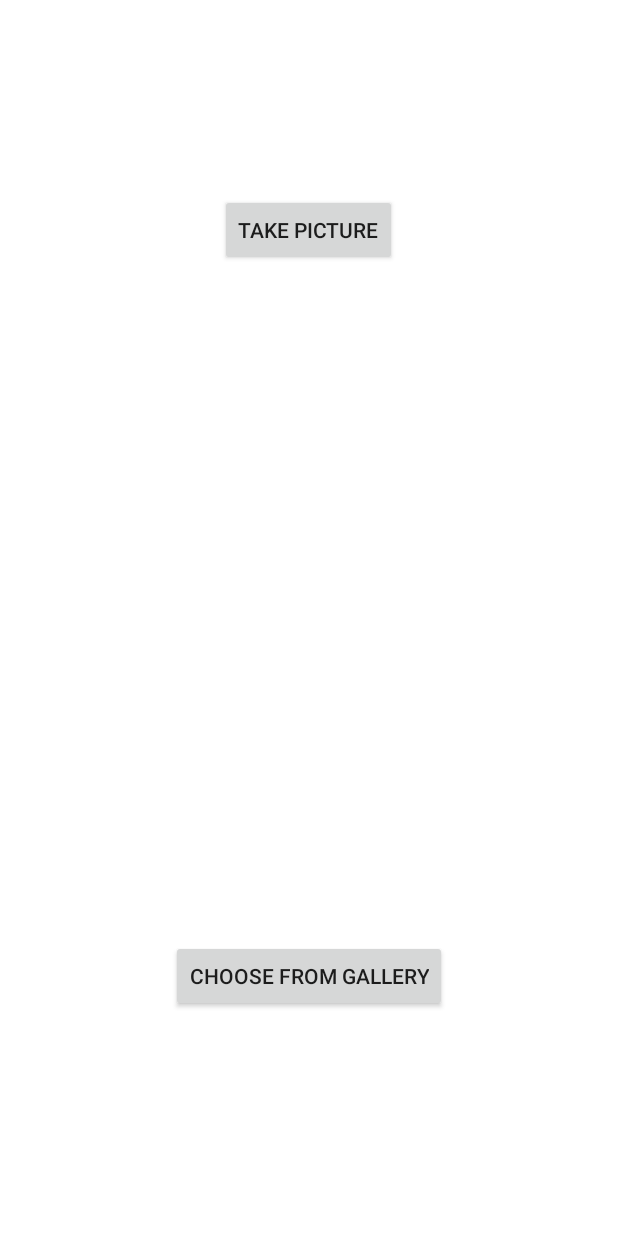
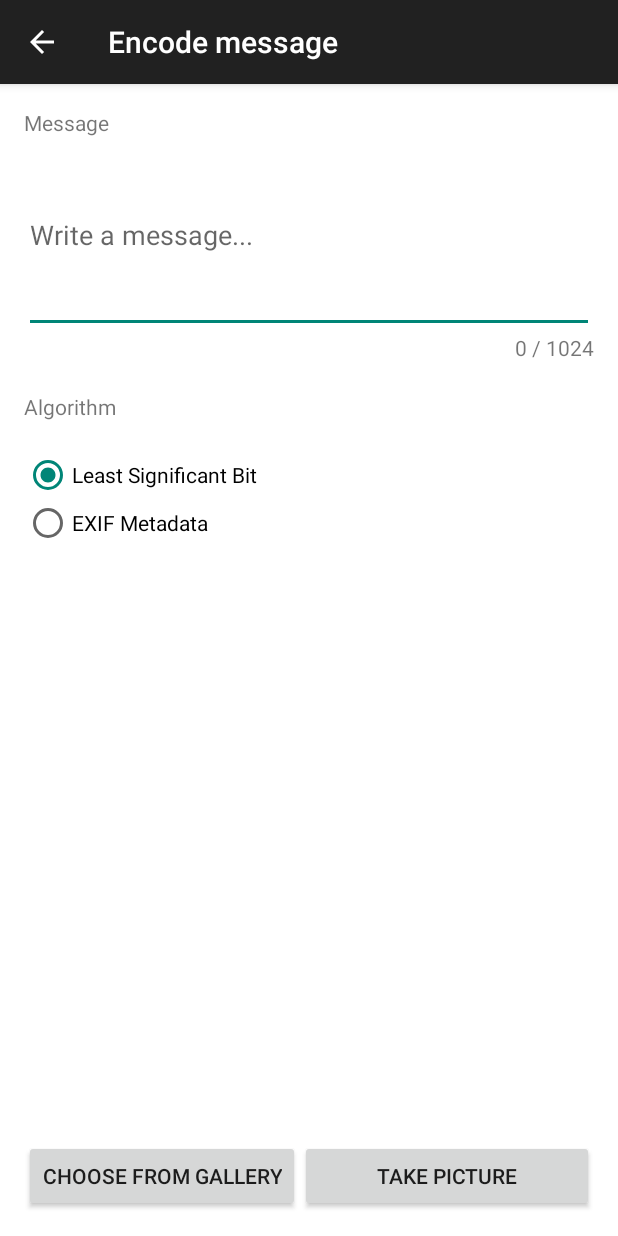
Before and after one commit to Saluki/stegano-app, an Android app: the EncodeActivity screen opened directly, with no data from a screen before it, on a phone screen of 412 x 824 dp. Run offline under Robolectric (Android 15) with nearby library versions, the phone set to English and light mode, and no system bars.

Commit message:
Major layout refactoring for the EncodeActivity

```diff
--- a/app/src/main/AndroidManifest.xml
+++ b/app/src/main/AndroidManifest.xml
@@ -26,7 +26,11 @@
         <activity
             android:name=".domain.EncodeActivity"
             android:label="@string/title_activity_choose_pic"
-            android:theme="@style/AppTheme.NoActionBar" />
+            android:theme="@style/AppTheme"
+            android:parentActivityName=".domain.MainActivity" />
+            <meta-data
+                android:name="android.support.PARENT_ACTIVITY"
+                android:value=".domain.MainActivity" />
         <activity
             android:name=".domain.DecodeActivity"
             android:label="@string/title_activity_show_gallery"
--- a/app/src/main/res/layout/activity_choose_pic.xml
+++ b/app/src/main/res/layout/activity_choose_pic.xml
@@ -9,15 +9,71 @@
     tools:context=".MainActivity"
     android:id="@+id/choose_pic_layout">
 
-    <Button
+    <LinearLayout
+        android:orientation="vertical"
+        android:layout_width="match_parent"
+        android:layout_height="match_parent">
+
+        <TextView
             android:layout_width="wrap_content"
             android:layout_height="wrap_content"
-        android:text="@string/lauchCamera"
-        android:id="@+id/takePicBT"
-        android:layout_alignParentTop="true"
-        android:layout_centerHorizontal="true"
-        android:layout_marginTop="113dp"
-        android:onClick="launchCamera" />
+            android:text="@string/message"
+            android:id="@+id/textView3" />
+
+        <EditText
+            android:layout_width="fill_parent"
+            android:layout_height="wrap_content"
+            android:inputType="textMultiLine"
+            android:ems="10"
+            android:id="@+id/messageMultipleInput"
+            android:lines="5"
+            android:hint="@string/write_message"/>
+
+        <TextView
+            android:layout_width="wrap_content"
+            android:layout_height="wrap_content"
+            android:textAppearance="?android:attr/textAppearanceSmall"
+            android:text="0 / 1024"
+            android:id="@+id/countMessageLabel"
+            android:layout_gravity="end" />
+
+        <Space
+            android:layout_width="20dp"
+            android:layout_height="20dp" />
+
+        <TextView
+            android:layout_width="wrap_content"
+            android:layout_height="wrap_content"
+            android:text="@string/algorithm"
+            android:id="@+id/textView4" />
+
+        <Space
+            android:layout_width="20dp"
+            android:layout_height="20dp" />
+
+        <RadioGroup
+            android:layout_width="match_parent"
+            android:layout_height="wrap_content">
+
+            <RadioButton
+                android:layout_width="wrap_content"
+                android:layout_height="wrap_content"
+                android:text="@string/lsb_description"
+                android:id="@+id/radioButton"
+                android:checked="true" />
+
+            <RadioButton
+                android:layout_width="wrap_content"
+                android:layout_height="wrap_content"
+                android:text="@string/exif_description"
+                android:id="@+id/radioButton2"
+                android:checked="false" />
+        </RadioGroup>
+
+        <LinearLayout
+            android:orientation="horizontal"
+            android:layout_width="match_parent"
+            android:layout_height="match_parent">
 
             <Button
                 android:layout_width="wrap_content"
@@ -26,6 +82,18 @@
                 android:id="@+id/choosePicBT"
                 android:layout_alignParentBottom="true"
                 android:layout_centerHorizontal="true"
-        android:layout_marginBottom="133dp"
-        android:onClick="showGallery" />
+                android:onClick="showGallery"
+                android:layout_gravity="center_vertical|bottom" />
+
+            <Button
+                android:layout_width="fill_parent"
+                android:layout_height="wrap_content"
+                android:text="@string/lauchCamera"
+                android:id="@+id/takePicBT"
+                android:layout_alignParentTop="true"
+                android:layout_centerHorizontal="true"
+                android:onClick="launchCamera"
+                android:layout_gravity="bottom" />
+        </LinearLayout>
+    </LinearLayout>
 </RelativeLayout>
--- a/app/src/main/res/values/strings.xml
+++ b/app/src/main/res/values/strings.xml
@@ -7,12 +7,17 @@
     <string name="decode">Decode</string>
     <string name="info">Information</string>
     <string name="global_error_occurred">An error occurred</string>
-    <string name="title_activity_choose_pic">choosePic</string>
+    <string name="title_activity_choose_pic">Encode message</string>
     <string name="title_activity_show_gallery">ShowGallery</string>
     <string name="fromGallery">Choose From Gallery</string>
     <string name="lauchCamera">Take Picture</string>
     <string name="informations">This application allows you to hide a text message in a picture using the LSB watermarking algorithm</string>
     <string name="messageToEnc">Message to encode:</string>
+    <string name="message">Message</string>
+    <string name="write_message">Write a message...</string>
+    <string name="algorithm">Algorithm</string>
+    <string name="lsb_description">Least Significant Bit</string>
+    <string name="exif_description">EXIF Metadata</string>
     <string name="cancel">Cancel</string>
     <string name="image_encrypt_succ">Image encoded successfully \n It is now in you gallery</string>
     <string name="error">The application has encountered an error</string>
```
Also changed, not shown: app/src/main/java/ovh/gorillahack/steganoapp/domain/EncodeActivity.java (+55 -3 lines), 1 other file. Lines whose indentation alone changed are shown as unchanged.
